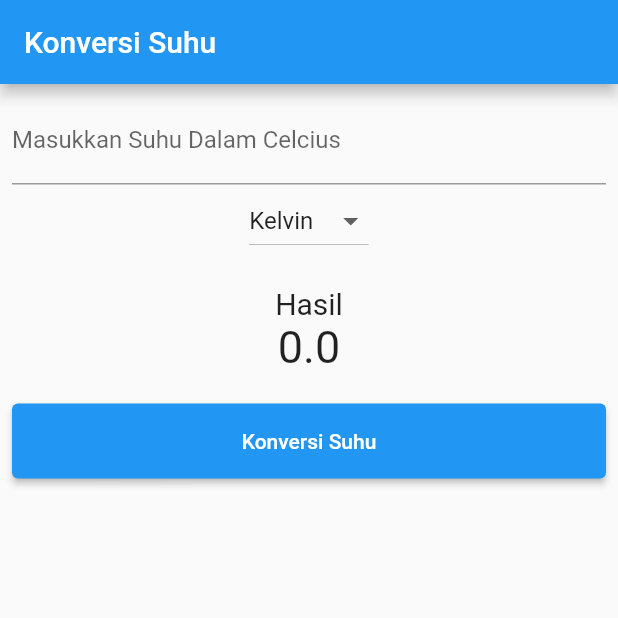
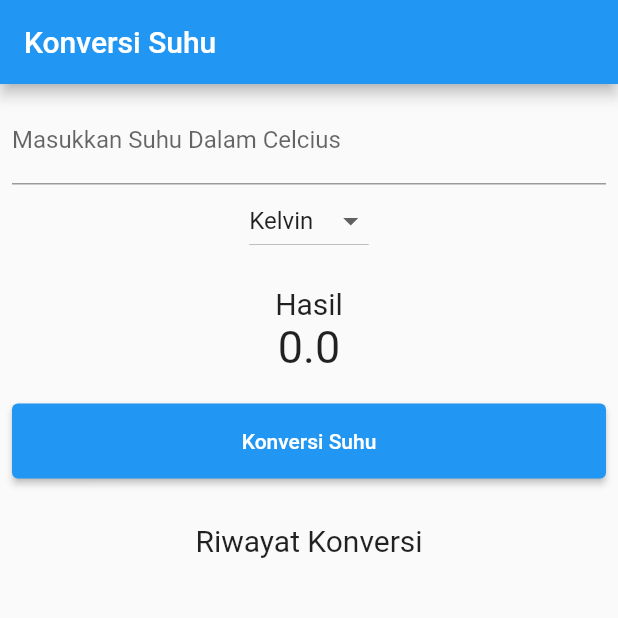
Before and after one commit to Dka-11/konversi_suhu_listmap, a Flutter app: the screen it shows after launch, on a phone screen of 412 x 824 dp, the top half of it. Run offline on Flutter 3.47's test engine with Material 2 defaults, Android fonts, the phone set to English and light mode, and no system bars.

```diff
--- a/lib/main.dart
+++ b/lib/main.dart
@@ -17,10 +17,10 @@ class _MyAppState extends State<MyApp> {
   TextEditingController suhuInput = TextEditingController();
   // Var
   double _inputUser = 0;
-  double _kelvin = 0;
-  double _reamor = 0;
   String _newValue = "Kelvin";
   double _result = 0;
+  // double _kelvin = 0;
+  // double _reamor = 0;
 
   @override
   void dispose() {
@@ -35,8 +35,10 @@ class _MyAppState extends State<MyApp> {
 
       if (_newValue == "Kelvin") {
         _result = 273 + _inputUser;
+        listViewHistoryItem.add("Kelvin : $_result"); //Add List for History
       } else {
         _result = (4 / 5) * _inputUser;
+        listViewHistoryItem.add("Reamor : $_result");
       }
     });
   }
@@ -55,6 +57,8 @@ class _MyAppState extends State<MyApp> {
     "Kelvin",
     "Reamor",
   ];
+
+  List<String> listViewHistoryItem = <String>[]; //List ini masih kosong
 
   @override
   Widget build(BuildContext context) {
@@ -80,18 +84,39 @@ class _MyAppState extends State<MyApp> {
                 children: [
                   DropdownButton(
                     items: listItem.map((String value) {
+                      // listItem dari variabel diubah menjadi string.
                       return DropdownMenuItem<String>(
                         value: value,
+                        // nilai dari suatu output, nilai akan tampil di debug console
                         child: Text(value),
+                        //sebuah widget yang akan tampil di output
                       );
                     }).toList(),
                     value: _newValue,
+                    // Mengubah output dropdown
                     onChanged: dropdownOnChanged,
+                    // Agar Dropdown dapat di klik memakai widget onChanged
                   ),
                   Result(result: _result),
                 ],
               ),
-              ButtonSuhu(afterClick: konversiSuhu)
+              ButtonSuhu(afterClick: konversiSuhu),
+              Container(
+                  margin: const EdgeInsets.only(top: 30),
+                  child: const Text(
+                    "Riwayat Konversi",
+                    style: TextStyle(fontSize: 20),
+                  )),
+              Expanded(
+                  child: ListView(
+                      children: listViewHistoryItem.map((String value) {
+                return Container(
+                    margin: const EdgeInsets.all(10),
+                    child: Text(
+                      value,
+                      style: const TextStyle(fontSize: 15),
+                    ));
+              }).toList()))
             ],
           ),
         ),
```
